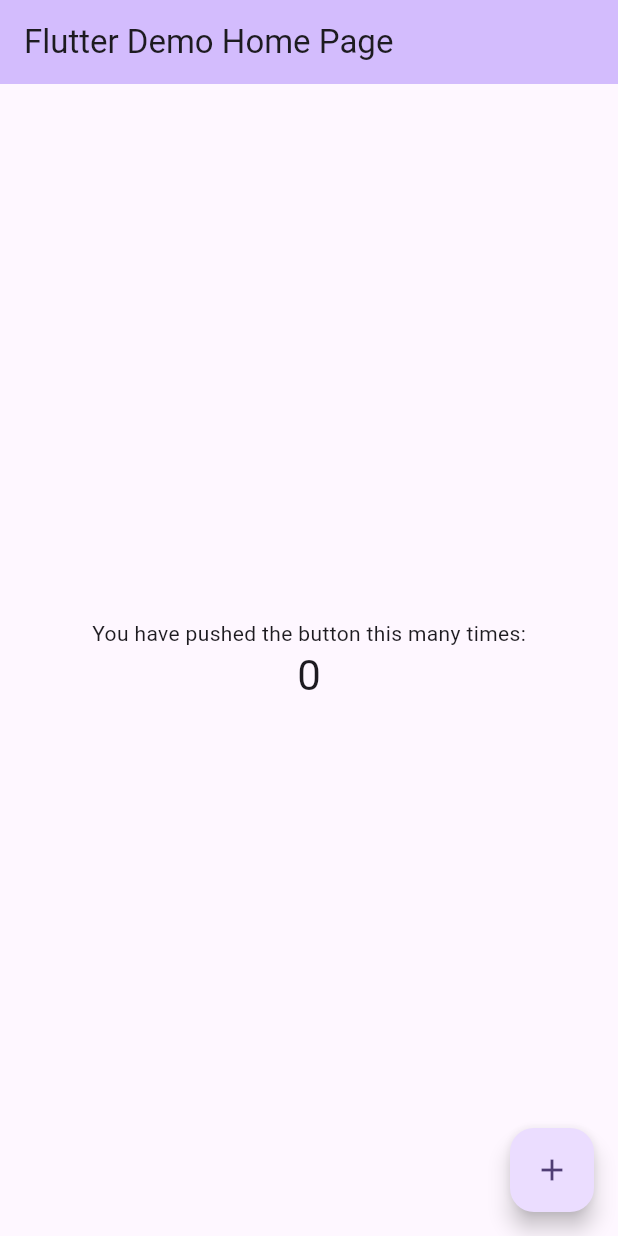
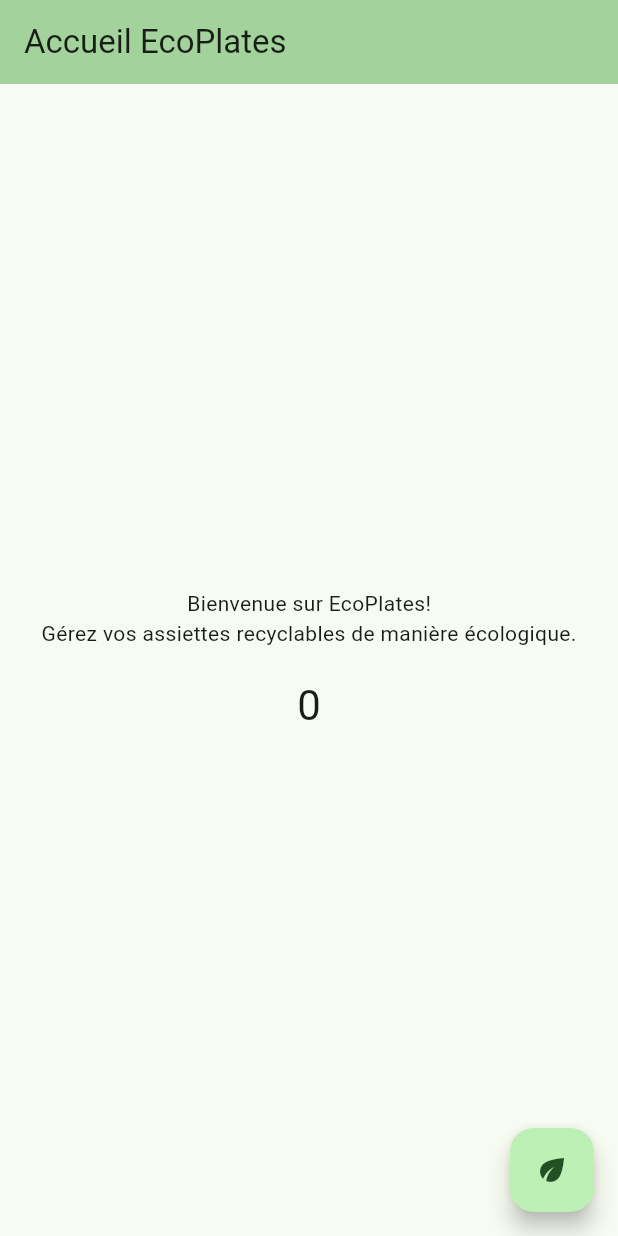
Before and after one commit to SIDIKICONDE/EcoPlates, a Flutter app: the screen it shows after launch, on a phone screen of 412 x 824 dp. Run offline on Flutter 3.47's test engine with Material 3 defaults, Android fonts, the phone set to English and light mode, and no system bars.

Commit message:
Personnalisation de l'app : nom, thème vert, icônes éco pour EcoPlates

```diff
--- a/lib/main.dart
+++ b/lib/main.dart
@@ -11,7 +11,7 @@
   @override
   Widget build(BuildContext context) {
     return MaterialApp(
-      title: 'Flutter Demo',
+      title: 'EcoPlates',
       theme: ThemeData(
         // This is the theme of your application.
         //
@@ -28,9 +28,9 @@
         //
         // This works for code too, not just values: Most code changes can be
         // tested with just a hot reload.
-        colorScheme: ColorScheme.fromSeed(seedColor: Colors.deepPurple),
+        colorScheme: ColorScheme.fromSeed(seedColor: Colors.green),
       ),
-      home: const MyHomePage(title: 'Flutter Demo Home Page'),
+      home: const MyHomePage(title: 'Accueil EcoPlates'),
     );
   }
 }
@@ -104,7 +104,9 @@
           // wireframe for each widget.
           mainAxisAlignment: MainAxisAlignment.center,
           children: <Widget>[
-            const Text('You have pushed the button this many times:'),
+            const Text('Bienvenue sur EcoPlates!'),
+            const Text('Gérez vos assiettes recyclables de manière écologique.'),
+            const SizedBox(height: 20),
             Text(
               '$_counter',
               style: Theme.of(context).textTheme.headlineMedium,
@@ -115,7 +117,7 @@
       floatingActionButton: FloatingActionButton(
         onPressed: _incrementCounter,
         tooltip: 'Increment',
-        child: const Icon(Icons.add),
+        child: const Icon(Icons.eco),
       ), // This trailing comma makes auto-formatting nicer for build methods.
     );
   }
--- a/pubspec.yaml
+++ b/pubspec.yaml
@@ -1,5 +1,5 @@
 name: ecoplates
-description: "A new Flutter project."
+description: "EcoPlates - Application mobile pour la gestion écologique des assiettes recyclables."
 # The following line prevents the package from being accidentally published to
 # pub.dev using `flutter pub publish`. This is preferred for private packages.
 publish_to: 'none' # Remove this line if you wish to publish to pub.dev
```
Also changed, not shown: 1 other file.
